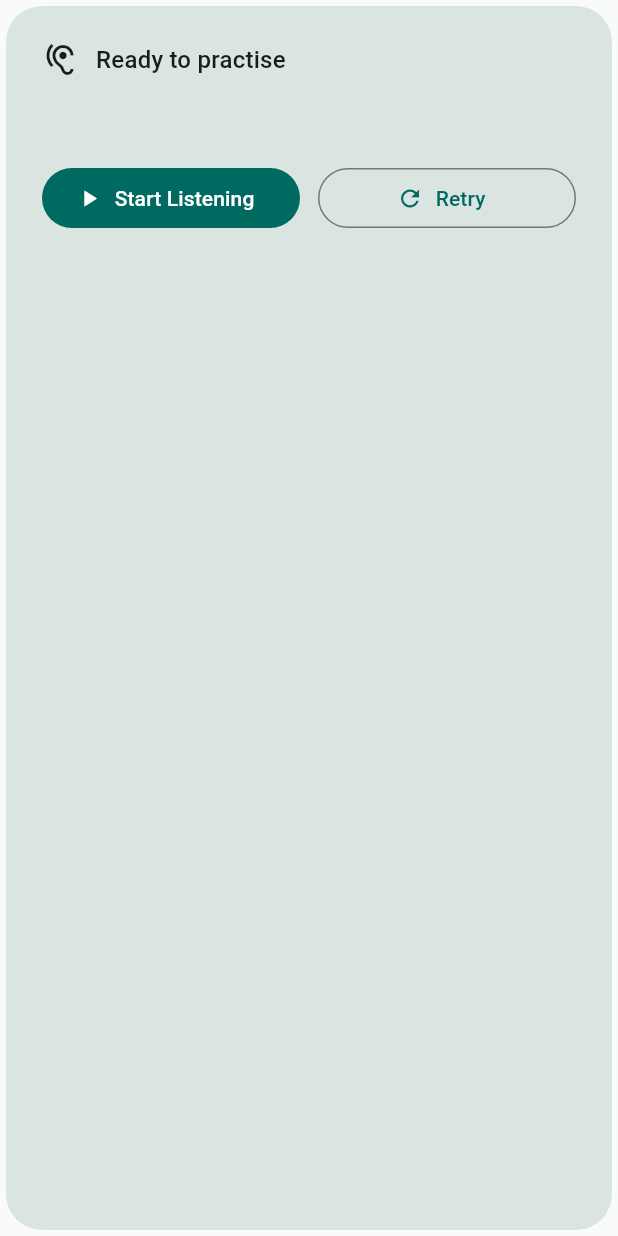
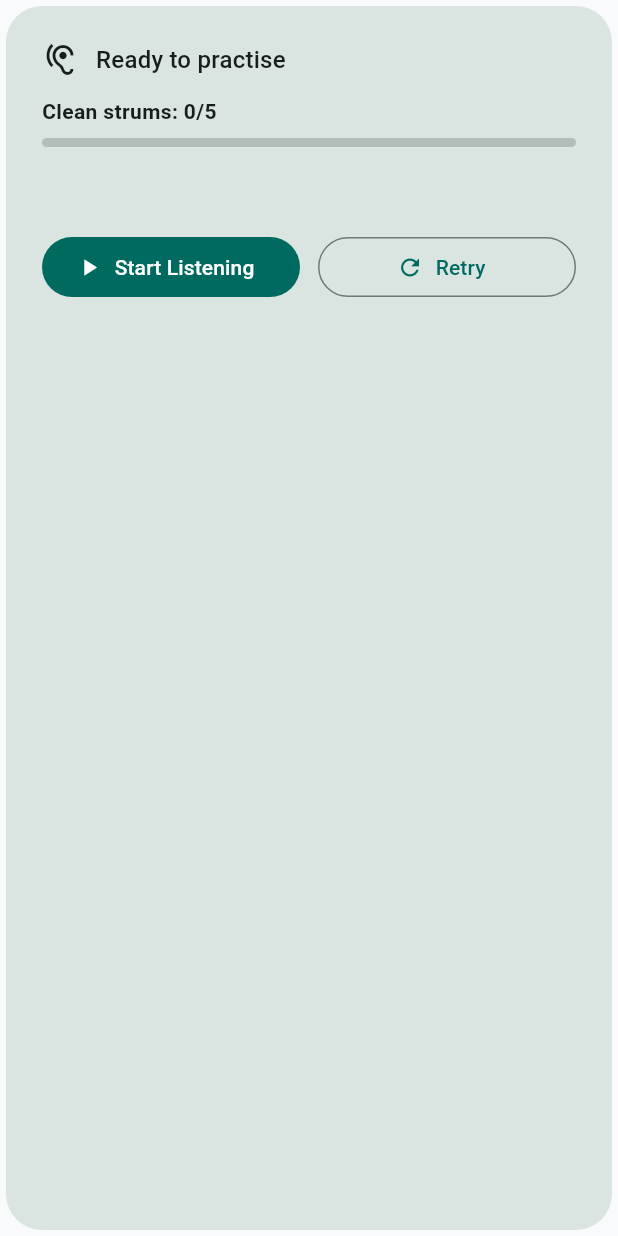
Before and after one commit to SleyAI/Ukitar, a Flutter app: the _FeedbackCard widget shown alone on an empty page, opened directly with empty values, after a tap on "Retry", on a phone screen of 412 x 824 dp. Run offline on Flutter 3.47's test engine with Material 3 defaults, Android fonts, the phone set to English and light mode, and no system bars; our stand-ins replace permission_handler; missing offline and left inert: flutter_fft.

Commit message:
Improve chord practice repetition tracking

```diff
--- a/lib/screens/practice_screen.dart
+++ b/lib/screens/practice_screen.dart
@@ -211,6 +211,9 @@ class _FeedbackCard extends StatelessWidget {
     Color foregroundColor = colors.onSurface;
     IconData statusIcon = Icons.hearing;
 
+    final double progress =
+        model.repetitionProgress.clamp(0.0, 1.0).toDouble();
+
     if (model.lastAttemptSuccessful == true) {
       statusColor = colors.secondaryContainer;
       foregroundColor = colors.onSecondaryContainer;
@@ -247,6 +250,25 @@ class _FeedbackCard extends StatelessWidget {
                   ),
                 ),
               ],
+            ),
+
+            const SizedBox(height: 12),
+            Text(
+              'Clean strums: ${model.completedRepetitions}/${model.requiredRepetitions}',
+              style: theme.textTheme.bodyMedium?.copyWith(
+                color: foregroundColor,
+                fontWeight: FontWeight.w600,
+              ),
+            ),
+            const SizedBox(height: 8),
+            ClipRRect(
+              borderRadius: BorderRadius.circular(8),
+              child: LinearProgressIndicator(
+                value: progress,
+                minHeight: 6,
+                backgroundColor: foregroundColor.withOpacity(0.2),
+                color: colors.primary,
+              ),
             ),
 
             if (model.showOpenSettingsButton) ...<Widget>[
--- a/lib/viewmodels/practice_view_model.dart
+++ b/lib/viewmodels/practice_view_model.dart
@@ -30,6 +30,12 @@ class PracticeViewModel extends ChangeNotifier {
 
   double? latestFrequency;
   final Set<int> _matchedStrings = <int>{};
+  Timer? _attemptTimer;
+
+  static const Duration _attemptTimeout = Duration(milliseconds: 1500);
+  static const int repetitionsRequired = 5;
+
+  int completedRepetitions = 0;
 
   Chord get currentChord => chords[currentChordIndex];
 
@@ -37,9 +43,15 @@ class PracticeViewModel extends ChangeNotifier {
 
   List<int> get matchedStrings => _matchedStrings.toList(growable: false);
 
+  int get requiredRepetitions => repetitionsRequired;
+
+  double get repetitionProgress =>
+      completedRepetitions / repetitionsRequired;
+
   Future<void> startListening() async {
     lastAttemptSuccessful = null;
-    statusMessage = 'Listening... strum your ${currentChord.name} chord';
+    statusMessage =
+        'Listening... strum your ${currentChord.name} chord (${completedRepetitions + 1}/$repetitionsRequired)';
     _matchedStrings.clear();
     showOpenSettingsButton = false;
     notifyListeners();
@@ -62,10 +74,12 @@ class PracticeViewModel extends ChangeNotifier {
   Future<void> stopListening({bool silent = false}) async {
     await _chordRecognitionService.stopListening();
     isListening = false;
+    _attemptTimer?.cancel();
+    _attemptTimer = null;
 
     if (!silent && lastAttemptSuccessful == null && _matchedStrings.isNotEmpty) {
       lastAttemptSuccessful = false;
-      statusMessage = 'Almost! Try strumming again.';
+      statusMessage = 'Almost! Try strumming all strings together.';
     }
 
     notifyListeners();
@@ -77,6 +91,9 @@ class PracticeViewModel extends ChangeNotifier {
     statusMessage = 'Reset. Tap "Start Listening" when ready.';
     _matchedStrings.clear();
     latestFrequency = null;
+    completedRepetitions = 0;
+    _attemptTimer?.cancel();
+    _attemptTimer = null;
 
     showOpenSettingsButton = false;
     notifyListeners();
@@ -104,10 +121,14 @@ class PracticeViewModel extends ChangeNotifier {
     }
 
     currentChordIndex = index;
-    statusMessage = 'Ready for ${currentChord.name}';
+    statusMessage =
+        'Ready for ${currentChord.name}. Strum it $repetitionsRequired times to unlock the next chord.';
     _matchedStrings.clear();
     latestFrequency = null;
     lastAttemptSuccessful = null;
+    completedRepetitions = 0;
+    _attemptTimer?.cancel();
+    _attemptTimer = null;
     notifyListeners();
   }
 
@@ -115,6 +136,7 @@ class PracticeViewModel extends ChangeNotifier {
   void dispose() {
     unawaited(_chordRecognitionService.dispose());
     unawaited(_frequencySubscription.cancel());
+    _attemptTimer?.cancel();
     super.dispose();
   }
 
@@ -125,10 +147,11 @@ class PracticeViewModel extends ChangeNotifier {
     if (matchedString != null) {
       final bool isNew = _matchedStrings.add(matchedString);
       if (isNew) {
+        _restartAttemptTimer();
         statusMessage =
             'Heard ${currentChord.stringLabel(matchedString)} string (${currentChord.notes[matchedString].noteName})';
         if (_matchedStrings.length >= activeStringCount) {
-          _completeChord();
+          _registerSuccessfulStrum();
         }
       }
     }
@@ -136,18 +159,52 @@ class PracticeViewModel extends ChangeNotifier {
     notifyListeners();
   }
 
-  Future<void> _completeChord() async {
+  void _restartAttemptTimer() {
+    _attemptTimer?.cancel();
+    _attemptTimer = Timer(_attemptTimeout, _handleAttemptTimeout);
+  }
+
+  void _handleAttemptTimeout() {
+    _attemptTimer = null;
+    if (_matchedStrings.isEmpty) {
+      return;
+    }
+    _matchedStrings.clear();
+    if (isListening) {
+      lastAttemptSuccessful = false;
+      statusMessage =
+          'Almost! Try strumming the full ${currentChord.name} chord again.';
+      notifyListeners();
+    }
+  }
+
+  void _registerSuccessfulStrum() {
+    _attemptTimer?.cancel();
+    _attemptTimer = null;
+
+    final Chord chord = currentChord;
+    completedRepetitions++;
     lastAttemptSuccessful = true;
-    statusMessage = 'Beautiful! ${currentChord.name} unlocked.';
-    await stopListening(silent: true);
 
-    if (unlockedChords < chords.length) {
-      unlockedChords++;
-      currentChordIndex = unlockedChords - 1;
+    if (completedRepetitions >= repetitionsRequired) {
+      final bool hasMoreChords = unlockedChords < chords.length;
+      unawaited(stopListening(silent: true));
+
+      if (hasMoreChords) {
+        unlockedChords++;
+        currentChordIndex = unlockedChords - 1;
+        final String nextChordName = currentChord.name;
+        completedRepetitions = 0;
+        statusMessage =
+            'Fantastic! You nailed $repetitionsRequired clean strums of ${chord.name}. Next up: $nextChordName. Tap "Start Listening" when ready.';
+      } else {
+        statusMessage =
+            'Amazing! You mastered every chord in the course.';
+      }
+    } else {
       statusMessage =
-          'Awesome! ${currentChord.name} is next. Tap "Start Listening".';
+          'Great! ${chord.name}: $completedRepetitions/$repetitionsRequired clean strums.';
     }
-
 
     _matchedStrings.clear();
     latestFrequency = null;
```
